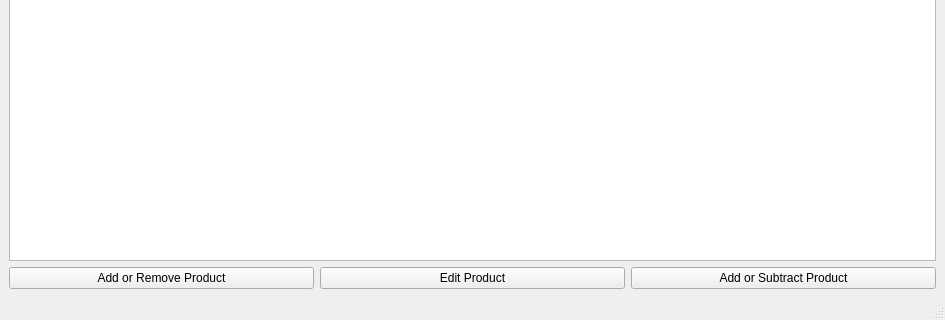
Qt form ProductManager.ui (Tutzjwlee/ProductManager) before a commit; both pictures show x 0 to 945 and y 280 to 600 of the 945 by 600 pixel window.
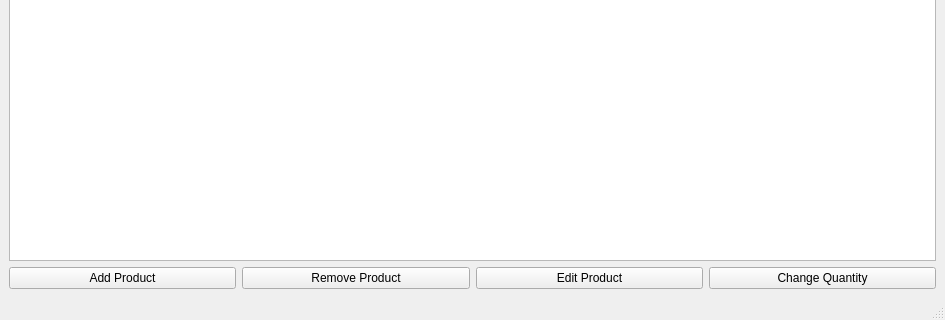
The same form after that commit.

The edit to the form file:
```diff
--- a/ProductManager.ui
+++ b/ProductManager.ui
@@ -15,28 +15,35 @@
   </property>
   <widget class="QWidget" name="centralwidget">
    <layout class="QGridLayout" name="gridLayout">
+    <item row="2" column="0">
+     <widget class="QPushButton" name="pushButton">
+      <property name="text">
+       <string>Add Product</string>
+      </property>
+     </widget>
+    </item>
     <item row="2" column="2">
-     <widget class="QPushButton" name="pushButton_2">
-      <property name="text">
-       <string>Add or Subtract Product</string>
-      </property>
-     </widget>
-    </item>
-    <item row="2" column="1">
      <widget class="QPushButton" name="pushButton_3">
       <property name="text">
        <string>Edit Product</string>
       </property>
      </widget>
     </item>
-    <item row="2" column="0">
-     <widget class="QPushButton" name="pushButton">
+    <item row="2" column="1">
+     <widget class="QPushButton" name="pushButton_4">
       <property name="text">
-       <string>Add or Remove Product</string>
+       <string>Remove Product</string>
       </property>
      </widget>
     </item>
-    <item row="0" column="0" colspan="3">
+    <item row="2" column="3">
+     <widget class="QPushButton" name="pushButton_2">
+      <property name="text">
+       <string>Change Quantity</string>
+      </property>
+     </widget>
+    </item>
+    <item row="0" column="0" colspan="4">
      <widget class="QTableWidget" name="tableWidget">
       <property name="sizePolicy">
        <sizepolicy hsizetype="Expanding" vsizetype="Expanding">
```
